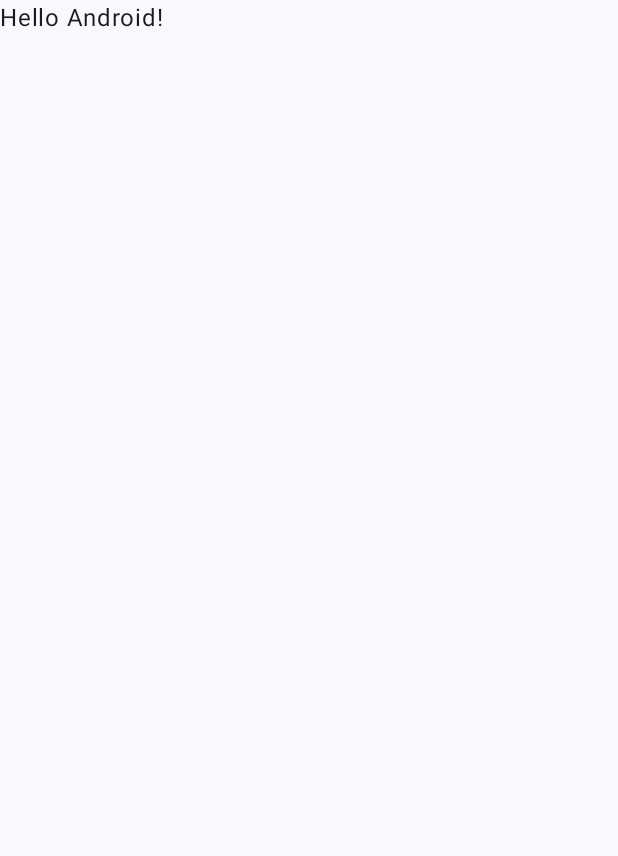
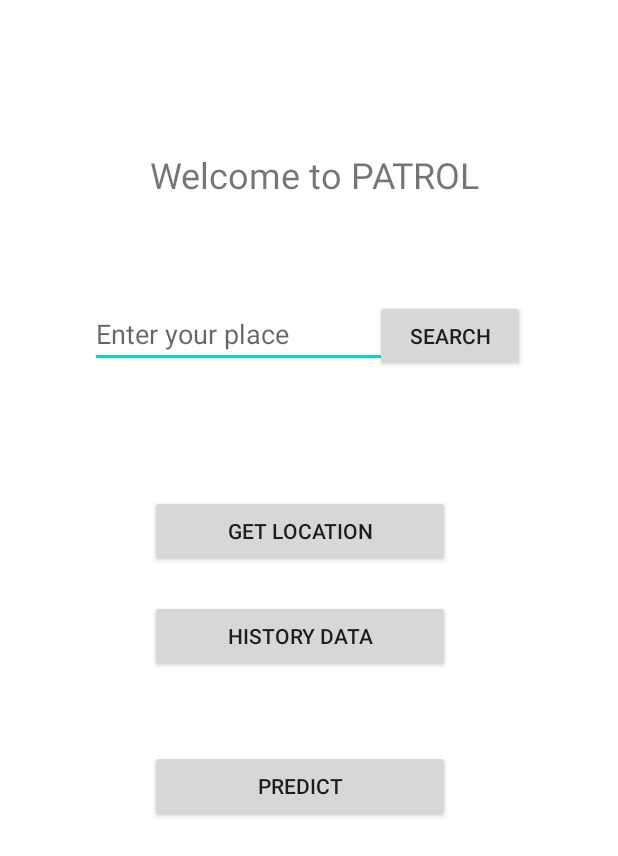
Before and after one commit to yufanxiao123/578project, an Android app built with Jetpack Compose: the screen it shows after launch (MainActivity), on a phone screen of 412 x 824 dp. Before the commit the part shown is almost empty. Shown: the top 856 px of the screen. Run offline under Robolectric (Android 15) with nearby library versions, the light colour scheme and no system bars.

Commit message:
build init main page

```diff
--- a/patrol/app/src/main/java/com/example/patrol/MainActivity.kt
+++ b/patrol/app/src/main/java/com/example/patrol/MainActivity.kt
@@ -15,32 +15,6 @@ import com.example.patrol.ui.theme.PatrolTheme
 class MainActivity : ComponentActivity() {
     override fun onCreate(savedInstanceState: Bundle?) {
         super.onCreate(savedInstanceState)
-        setContent {
-            PatrolTheme {
-                // A surface container using the 'background' color from the theme
-                Surface(
-                    modifier = Modifier.fillMaxSize(),
-                    color = MaterialTheme.colorScheme.background
-                ) {
-                    Greeting("Android")
-                }
-            }
-        }
+        setContentView(R.layout.activity_main)
     }
 }
-
-@Composable
-fun Greeting(name: String, modifier: Modifier = Modifier) {
-    Text(
-        text = "Hello $name!",
-        modifier = modifier
-    )
-}
-
-@Preview(showBackground = true)
-@Composable
-fun GreetingPreview() {
-    PatrolTheme {
-        Greeting("Android")
-    }
-}
--- a/patrol/app/src/main/res/layout/activity_main.xml
+++ b/patrol/app/src/main/res/layout/activity_main.xml
@@ -1,6 +1,49 @@
 <?xml version="1.0" encoding="utf-8"?>
-<LinearLayout xmlns:android="http://schemas.android.com/apk/res/android"
+<RelativeLayout xmlns:android="http://schemas.android.com/apk/res/android"
     android:layout_width="match_parent"
     android:layout_height="match_parent">
 
-</LinearLayout>
+    <TextView
+        android:id="@+id/textView2"
+        android:layout_width="260dp"
+        android:layout_height="wrap_content"
+        android:layout_marginStart="100dp"
+        android:layout_marginTop="100dp"
+        android:textSize="24sp"
+        android:text="Welcome to PATROL"/>
+    <EditText
+        android:id="@+id/editText"
+        android:layout_width="200dp"
+        android:layout_height="wrap_content"
+        android:layout_marginStart="60dp"
+        android:layout_marginTop="200dp"
+        android:hint="Enter your place" />
+    <Button
+        android:id="@+id/button"
+        android:layout_width="100dp"
+        android:layout_height="wrap_content"
+        android:layout_marginStart="250dp"
+        android:layout_marginTop="200dp"
+        android:text="search" />
+    <Button
+        android:id="@+id/button_location"
+        android:layout_width="200dp"
+        android:layout_height="wrap_content"
+        android:layout_marginStart="100dp"
+        android:layout_marginTop="330dp"
+        android:text="get Location" />
+    <Button
+        android:id="@+id/button_history"
+        android:layout_width="200dp"
+        android:layout_height="wrap_content"
+        android:layout_marginStart="100dp"
+        android:layout_marginTop="400dp"
+        android:text="history data" />
+    <Button
+        android:id="@+id/button_prediction"
+        android:layout_width="200dp"
+        android:layout_height="wrap_content"
+        android:layout_marginStart="100dp"
+        android:layout_marginTop="500dp"
+        android:text="    predict    " />
+</RelativeLayout>
```
